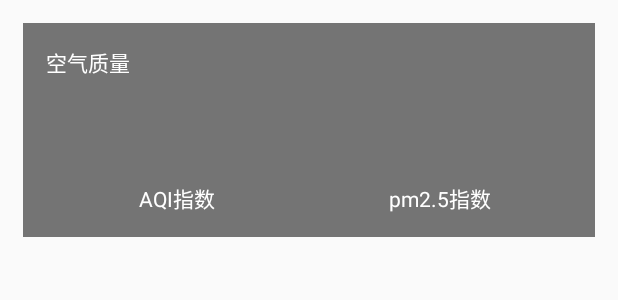
After one commit to eggplant673/collweather, an Android app: the layout aqi.xml on its own in the app's theme, with its tools: preview values and no code run, on a phone screen of 412 x 824 dp. The commit adds this screen. Shown: the top 300 px of the screen. Run offline under Robolectric (Android 15) with nearby library versions, the phone set to English and light mode, and no system bars.

```diff
--- /dev/null
+++ b/app/src/main/res/layout/aqi.xml
@@ -0,0 +1,67 @@
+<?xml version="1.0" encoding="utf-8"?>
+<LinearLayout
+    xmlns:android="http://schemas.android.com/apk/res/android"
+    android:layout_width="match_parent"
+    android:layout_height="wrap_content"
+    android:orientation="vertical"
+    android:layout_margin="15dp"
+    android:background="#8000">
+<TextView
+    android:layout_marginLeft="15dp"
+    android:layout_marginTop="15dp"
+    android:text="空气质量"
+    android:textColor="#fff"
+    android:layout_width="wrap_content"
+    android:layout_height="wrap_content" />
+    <LinearLayout
+        android:layout_width="match_parent"
+        android:layout_height="wrap_content"
+        android:layout_margin="15dp">
+        <RelativeLayout
+            android:layout_width="0dp"
+            android:layout_weight="1"
+            android:layout_height="match_parent">
+            <LinearLayout
+                android:layout_width="match_parent"
+                android:layout_height="wrap_content"
+                android:orientation="vertical"
+                android:layout_centerInParent="true">
+                <TextView
+                    android:id="@+id/aqi_text"
+                    android:layout_gravity="center"
+                    android:layout_width="wrap_content"
+                    android:layout_height="wrap_content"
+                    android:textSize="40sp"/>
+                <TextView
+                    android:layout_width="wrap_content"
+                    android:layout_height="wrap_content"
+                    android:layout_gravity="center"
+                    android:text="AQI指数"
+                    android:textColor="#fff"/>
+            </LinearLayout>
+        </RelativeLayout>
+        <RelativeLayout
+            android:layout_width="0dp"
+            android:layout_height="match_parent"
+            android:layout_weight="1">
+            <LinearLayout
+                android:layout_width="match_parent"
+                android:layout_height="wrap_content"
+                android:orientation="vertical"
+                android:layout_centerInParent="true">
+                <TextView
+                    android:id="@+id/pm25_text"
+                    android:layout_gravity="center"
+                    android:layout_width="wrap_content"
+                    android:layout_height="wrap_content"
+                    android:textSize="40sp"/>
+                <TextView
+                    android:layout_width="wrap_content"
+                    android:layout_height="wrap_content"
+                    android:layout_gravity="center"
+                    android:text="pm2.5指数"
+                    android:textColor="#fff"/>
+            </LinearLayout>
+        </RelativeLayout>
+    </LinearLayout>
+</LinearLayout>
```
Also changed, not shown: app/src/main/AndroidManifest.xml (+6 -1 lines), app/src/main/java/com/example/coolweather/ChooseAreaFragment.java (+18 -2 lines), app/src/main/java/com/example/coolweather/MainActivity.java (+9 -0 lines), app/src/main/java/com/example/coolweather/WeatherActivity.java (added, +204 -0 lines), app/src/main/java/com/example/coolweather/gson/AQI.java (added, +9 -0 lines), app/src/main/java/com/example/coolweather/gson/Basic.java (added, +15 -0 lines), app/src/main/java/com/example/coolweather/gson/Forecast.java (added, +20 -0 lines), app/src/main/java/com/example/coolweather/gson/Now.java (added, +15 -0 lines), app/src/main/java/com/example/coolweather/gson/Suggestion.java (added, +23 -0 lines), app/src/main/java/com/example/coolweather/gson/Weather.java (added, +15 -0 lines), app/src/main/java/com/example/coolweather/util/Utility.java (+15 -0 lines), app/src/main/res/layout/activity_weather.xml (added, +43 -0 lines), app/src/main/res/layout/forecast.xml (added, +24 -0 lines), app/src/main/res/layout/forecast_item.xml (added, +36 -0 lines), 3 more files.
